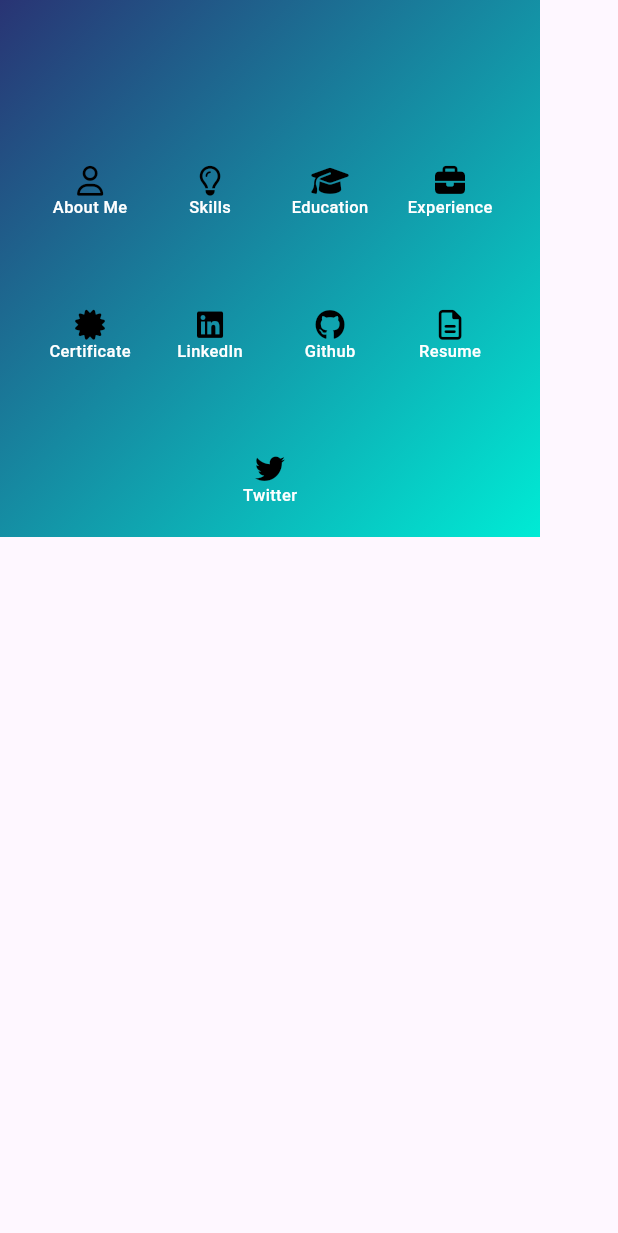
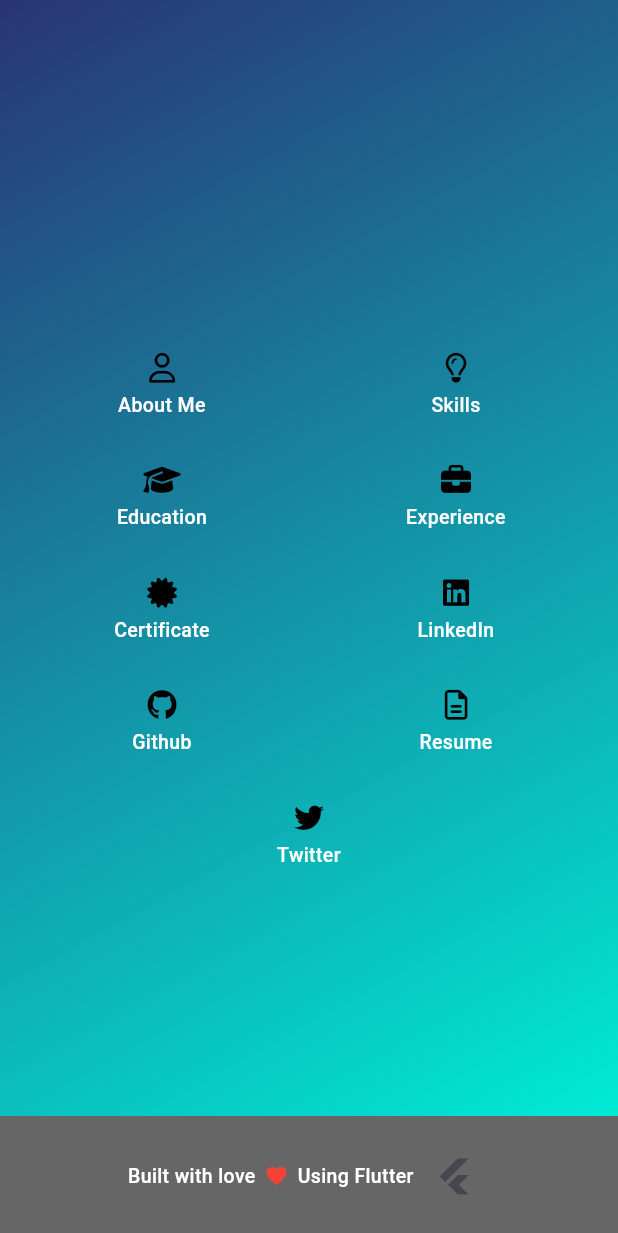
Before and after one commit to Sahil-sardhara/My_Protfolio, a Flutter app: the PhoneScreen screen opened directly, on a phone screen of 412 x 824 dp. Shown: the top 1233 px of the screen. Run offline on Flutter 3.47's test engine with Material 3 defaults, Android fonts, the phone set to English and light mode, and no system bars; our stand-ins replace flutter_animate, flutter_svg, font_awesome_flutter, google_fonts; missing offline and left inert: custom_button_builder, device_frame.

Commit message:
intial commit

```diff
--- a/lib/screens/phone_screen.dart
+++ b/lib/screens/phone_screen.dart
@@ -12,33 +12,76 @@ class PhoneScreen extends StatelessWidget {
 
   @override
   Widget build(BuildContext context) {
-    return Consumer<CurrentState>(
+    return Scaffold(
+      backgroundColor: Colors.transparent,
+      bottomNavigationBar: Container(
+        padding: const EdgeInsets.symmetric(vertical: 16, horizontal: 12),
+        color: Colors.black.withOpacity(0.6),
+        child: Row(
+          mainAxisAlignment: MainAxisAlignment.center,
+          children: [
+            const Text(
+              "Built with love",
+              style: TextStyle(
+                color: Colors.white,
+                fontSize: 13,
+                fontWeight: FontWeight.w500,
+              ),
+            ),
+            const SizedBox(width: 6),
+            const Icon(Icons.favorite, color: Colors.red, size: 16),
+            const SizedBox(width: 6),
+            const Text(
+              "Using Flutter",
+              style: TextStyle(
+                color: Colors.white,
+                fontSize: 13,
+                fontWeight: FontWeight.w500,
+              ),
+            ),
+            const SizedBox(width: 3),
+            IconButton(
+              onPressed: () {},
+              icon: const FaIcon(FontAwesomeIcons.flutter),
+            ),
+          ],
+        ),
+      ),
+      body: Consumer<CurrentState>(
         builder: (context, currentState, _) {
+          return LayoutBuilder(
+            builder: (context, constraints) {
+              // Get screen width
+              final screenWidth = constraints.maxWidth;
+              // Decide how many items per row based on screen size
+              int crossAxisCount;
+              if (screenWidth >= 1200) {
+                crossAxisCount = 5;
+              } else if (screenWidth >= 800) {
+                crossAxisCount = 4;
+              } else if (screenWidth >= 600) {
+                crossAxisCount = 3;
+              } else {
+                crossAxisCount = 2;
+              }
+
               return Container(
                 padding: const EdgeInsets.only(top: 70, left: 20, right: 20),
                 decoration: BoxDecoration(
                   gradient: colorpalate[currentState.knobselected].gradient,
                 ),
+                child: Center(
                   child: Wrap(
-            crossAxisAlignment: WrapCrossAlignment.center,
                     alignment: WrapAlignment.center,
-            children: [
-              ...List.generate(
-                apps.length,
-                (index) => Column(
-                  crossAxisAlignment: CrossAxisAlignment.center,
-                  children: [
-                    Container(
-                      margin: const EdgeInsets.only(
-                        right: 10,
-                        left: 10,
-                        top: 40,
-                        bottom: 20,
-                      ),
+                    spacing: 20,
+                    runSpacing: 30,
+                    children: List.generate(apps.length, (index) {
+                      return SizedBox(
+                        width: screenWidth / crossAxisCount - 30,
                         child: Column(
                           children: [
                             CustomButton(
-                            margin: const EdgeInsets.only(bottom: 5),
+                              margin: const EdgeInsets.only(bottom: 8),
                               onPressed: () {
                                 if (apps[index].link != null) {
                                   currentState.launcher(apps[index].link!);
@@ -50,8 +93,8 @@ class PhoneScreen extends StatelessWidget {
                                   );
                                 }
                               },
-                            width: 45,
-                            height: 45,
+                              width: 55,
+                              height: 55,
                               backgroundColor: apps[index].color,
                               borderRadius:
                                   currentState.currentdevice ==
@@ -65,35 +108,33 @@ class PhoneScreen extends StatelessWidget {
                                         size: 20,
                                         color: Colors.black,
                                       )
-                                    : Icon(
+                                      : const Icon(
                                         Icons.device_unknown,
                                         size: 20,
                                         color: Colors.black,
                                       ),
                             ),
-                          SizedBox(
-                            width: 60,
-                            child: Center(
-                              child: Text(
+                            const SizedBox(height: 6),
+                            Text(
                               apps[index].title,
+                              textAlign: TextAlign.center,
                               style: const TextStyle(
-                                  fontSize: 11,
+                                fontSize: 13,
                                 color: Colors.white,
                                 fontWeight: FontWeight.w500,
-                                ),
-                              ),
-                            ),
-                          ),
-                        ],
-                      ),
-                    ),
-                  ],
                               ),
                             ),
                           ],
                         ),
                       );
+                    }),
+                  ),
+                ),
+              );
             },
+          );
+        },
+      ),
     );
   }
 }
```
Also changed, not shown: 1 other file. Lines whose indentation alone changed are shown as unchanged.
